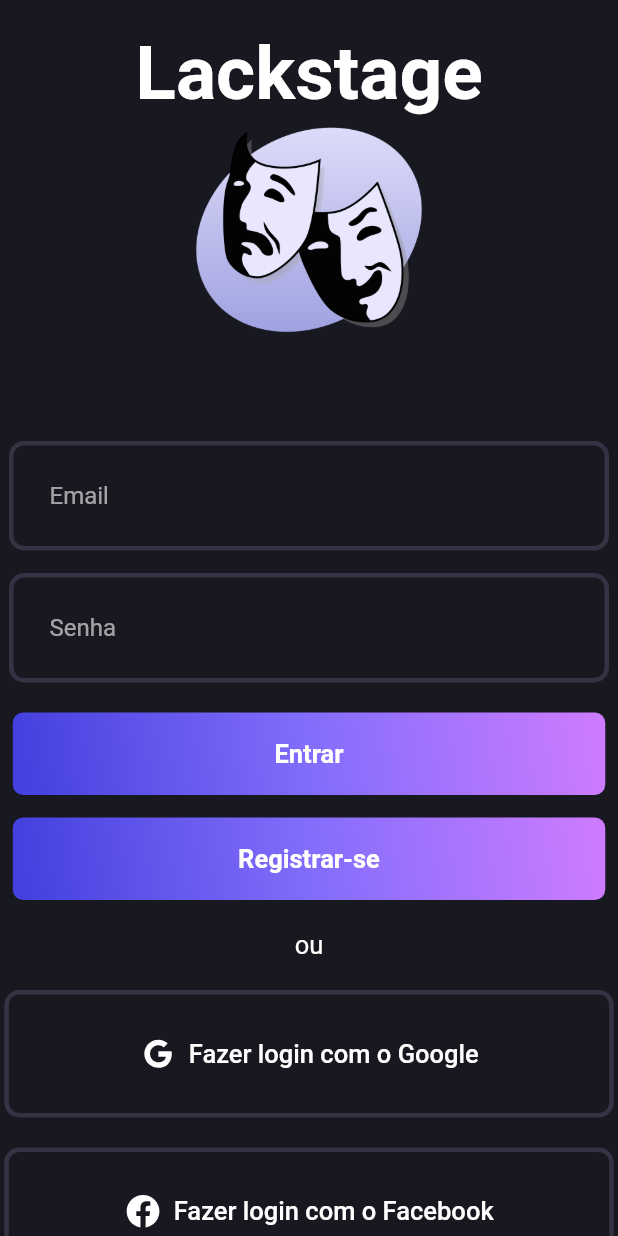
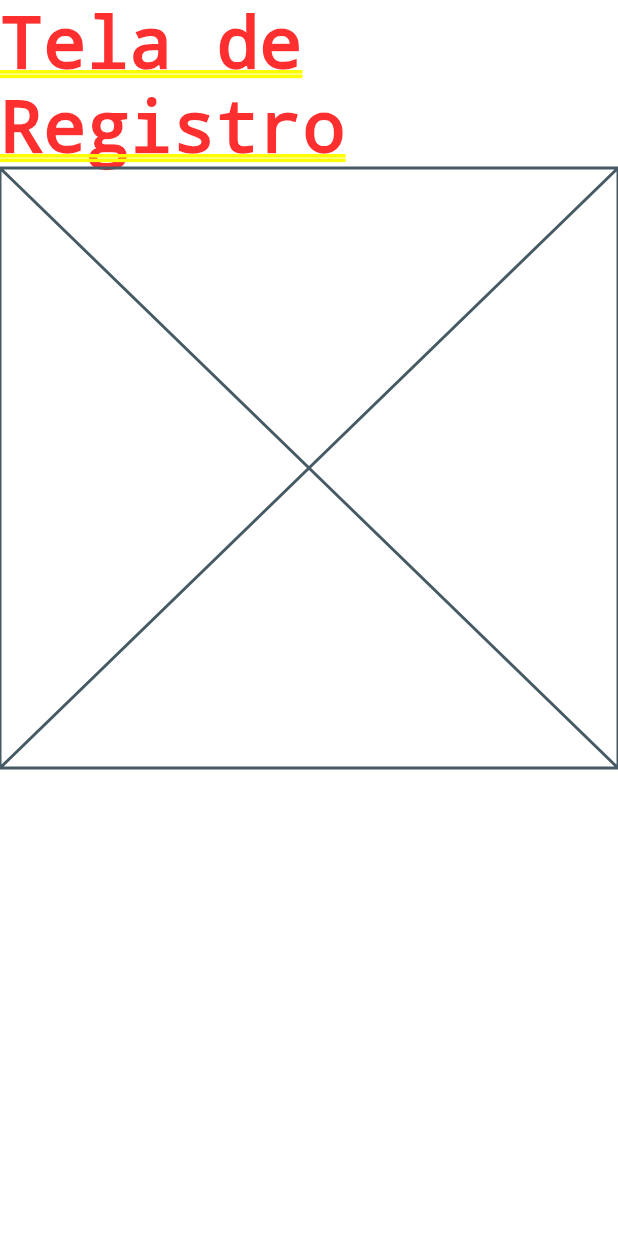
Before and after one commit to RockabZ/Lackstage, a Flutter app: the screen it shows after launch, after a tap on "Registrar-se", on a phone screen of 412 x 824 dp. Run offline on Flutter 3.47's test engine with Material 2 defaults, Android fonts, the phone set to English and light mode, and no system bars; our stand-ins replace flutter_svg.

Commit message:
feat: adds navigation to button registrar-se

```diff
--- a/lib/Pages/LoginPage.dart
+++ b/lib/Pages/LoginPage.dart
@@ -3,6 +3,7 @@ import 'package:lackstage/ui/gradient_button.dart';
 import 'package:lackstage/ui/login_field.dart';
 import '../ui/social_button.dart';
 import 'HomePage.dart';
+import 'RegisterPage.dart';
 
 class LoginPage extends StatelessWidget {
   const LoginPage({super.key});
@@ -38,7 +39,14 @@ class LoginPage extends StatelessWidget {
                 text: 'Entrar',
               ),
               const SizedBox(height: 15),
-              GradientButton(onPressed: () {}, text: 'Registrar-se'),
+              GradientButton(
+                  onPressed: () {
+                    Navigator.push(
+                        context,
+                        MaterialPageRoute(
+                            builder: (context) => RegisterPage()));
+                  },
+                  text: 'Registrar-se'),
               const SizedBox(height: 20),
               const Text(
                 'ou',
--- a/lib/Pages/RegisterPage.dart
+++ b/lib/Pages/RegisterPage.dart
@@ -0,0 +1,15 @@
+import 'package:flutter/material.dart';
+
+class RegisterPage extends StatelessWidget {
+  const RegisterPage({super.key});
+
+  @override
+  Widget build(BuildContext context) {
+    return const Column(
+      children: [
+        Text('Tela de Registro'),
+        Placeholder(),
+      ],
+    );
+  }
+}
```
